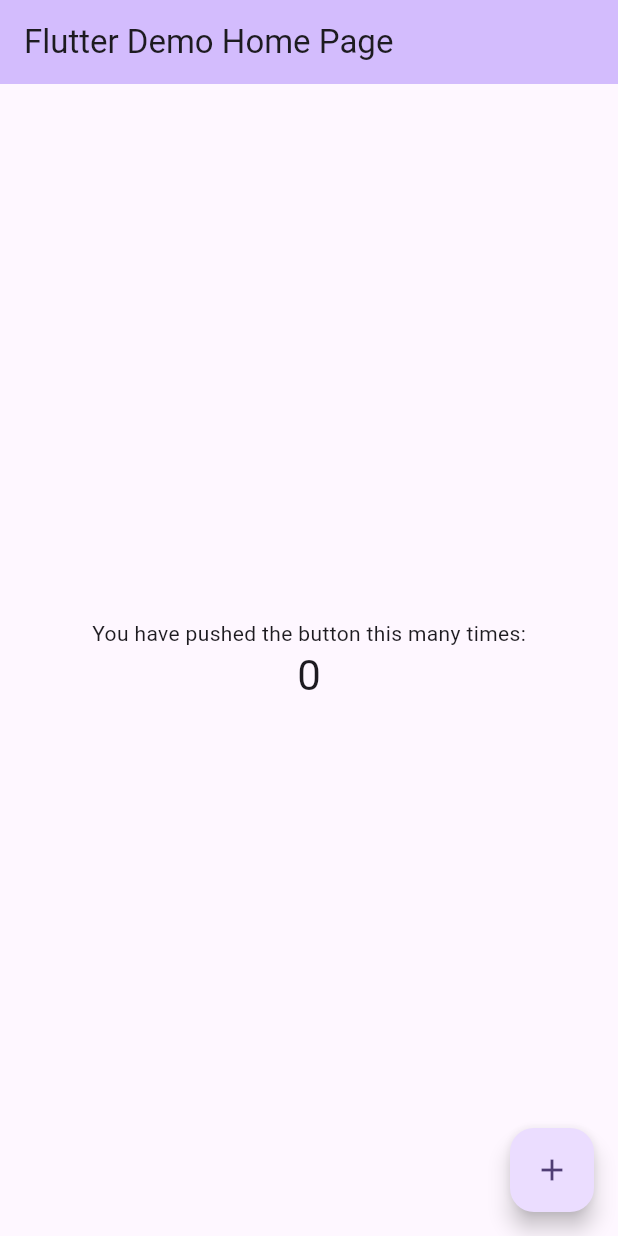
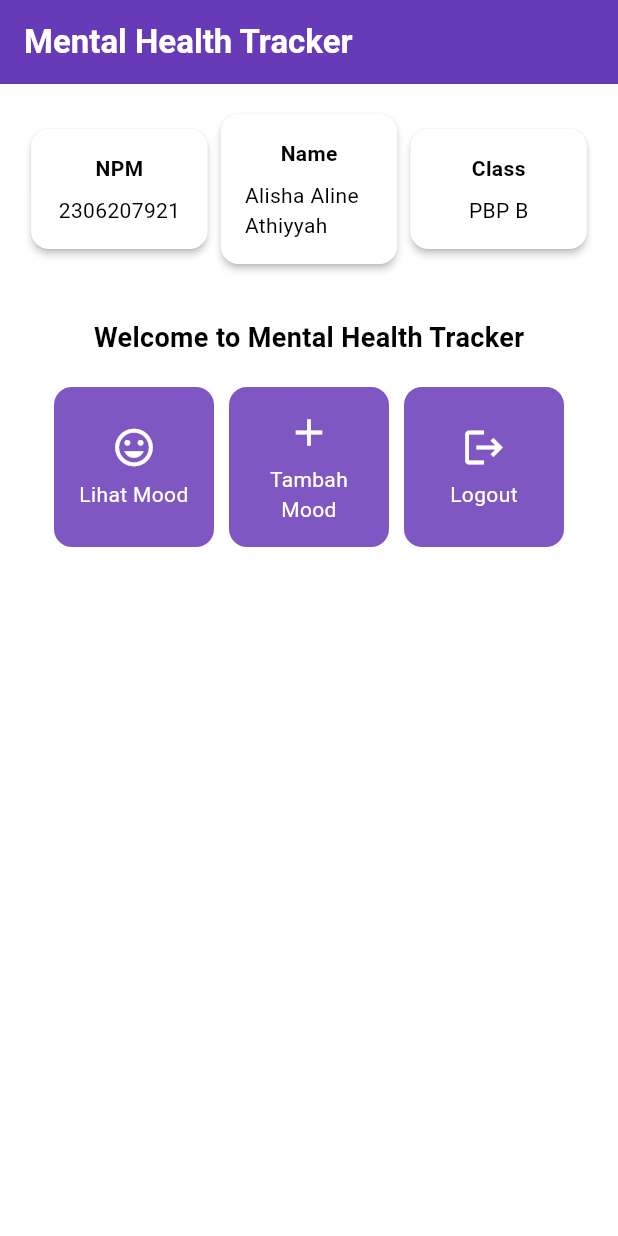
Before and after one commit to alinealisha/mental-health-tracker-mobile, a Flutter app: the screen it shows after launch, on a phone screen of 412 x 824 dp. Run offline on Flutter 3.47's test engine with Material 3 defaults, Android fonts, the phone set to English and light mode, and no system bars.

Commit message:
Tutorial 6

```diff
--- a/lib/main.dart
+++ b/lib/main.dart
@@ -1,4 +1,5 @@
 import 'package:flutter/material.dart';
+import 'package:mental_health_tracker/menu.dart';
 
 void main() {
   runApp(const MyApp());
@@ -28,98 +29,12 @@ class MyApp extends StatelessWidget {
         //
         // This works for code too, not just values: Most code changes can be
         // tested with just a hot reload.
-        colorScheme: ColorScheme.fromSeed(seedColor: Colors.deepPurple),
+         colorScheme: ColorScheme.fromSwatch(
+              primarySwatch: Colors.deepPurple,
+        ).copyWith(secondary: Colors.deepPurple[400]),
         useMaterial3: true,
       ),
-      home: const MyHomePage(title: 'Flutter Demo Home Page'),
+      home: MyHomePage(),
     );
   }
 }
-
-class MyHomePage extends StatefulWidget {
-  const MyHomePage({super.key, required this.title});
-
-  // This widget is the home page of your application. It is stateful, meaning
-  // that it has a State object (defined below) that contains fields that affect
-  // how it looks.
-
-  // This class is the configuration for the state. It holds the values (in this
-  // case the title) provided by the parent (in this case the App widget) and
-  // used by the build method of the State. Fields in a Widget subclass are
-  // always marked "final".
-
-  final String title;
-
-  @override
-  State<MyHomePage> createState() => _MyHomePageState();
-}
-
-class _MyHomePageState extends State<MyHomePage> {
-  int _counter = 0;
-
-  void _incrementCounter() {
-    setState(() {
-      // This call to setState tells the Flutter framework that something has
-      // changed in this State, which causes it to rerun the build method below
-      // so that the display can reflect the updated values. If we changed
-      // _counter without calling setState(), then the build method would not be
-      // called again, and so nothing would appear to happen.
-      _counter++;
-    });
-  }
-
-  @override
-  Widget build(BuildContext context) {
-    // This method is rerun every time setState is called, for instance as done
-    // by the _incrementCounter method above.
-    //
-    // The Flutter framework has been optimized to make rerunning build methods
-    // fast, so that you can just rebuild anything that needs updating rather
-    // than having to individually change instances of widgets.
-    return Scaffold(
-      appBar: AppBar(
-        // TRY THIS: Try changing the color here to a specific color (to
-        // Colors.amber, perhaps?) and trigger a hot reload to see the AppBar
-        // change color while the other colors stay the same.
-        backgroundColor: Theme.of(context).colorScheme.inversePrimary,
-        // Here we take the value from the MyHomePage object that was created by
-        // the App.build method, and use it to set our appbar title.
-        title: Text(widget.title),
-      ),
-      body: Center(
-        // Center is a layout widget. It takes a single child and positions it
-        // in the middle of the parent.
-        child: Column(
-          // Column is also a layout widget. It takes a list of children and
-          // arranges them vertically. By default, it sizes itself to fit its
-          // children horizontally, and tries to be as tall as its parent.
-          //
-          // Column has various properties to control how it sizes itself and
-          // how it positions its children. Here we use mainAxisAlignment to
-          // center the children vertically; the main axis here is the vertical
-          // axis because Columns are vertical (the cross axis would be
-          // horizontal).
-          //
-          // TRY THIS: Invoke "debug painting" (choose the "Toggle Debug Paint"
-          // action in the IDE, or press "p" in the console), to see the
-          // wireframe for each widget.
-          mainAxisAlignment: MainAxisAlignment.center,
-          children: <Widget>[
-            const Text(
-              'You have pushed the button this many times:',
-            ),
-            Text(
-              '$_counter',
-              style: Theme.of(context).textTheme.headlineMedium,
-            ),
-          ],
-        ),
-      ),
-      floatingActionButton: FloatingActionButton(
-        onPressed: _incrementCounter,
-        tooltip: 'Increment',
-        child: const Icon(Icons.add),
-      ), // This trailing comma makes auto-formatting nicer for build methods.
-    );
-  }
-}
--- /dev/null
+++ b/lib/menu.dart
@@ -0,0 +1,190 @@
+import 'package:flutter/material.dart';
+
+class MyHomePage extends StatelessWidget {
+  final String npm = '2306207921'; // NPM
+  final String name = 'Alisha Aline Athiyyah'; // Nama
+  final String className = 'PBP B'; // Kelas
+
+  MyHomePage({super.key});
+
+    @override
+    Widget build(BuildContext context) {
+      // Scaffold menyediakan struktur dasar halaman dengan AppBar dan body.
+      return Scaffold(
+        // AppBar adalah bagian atas halaman yang menampilkan judul.
+        appBar: AppBar(
+          // Judul aplikasi "Mental Health Tracker" dengan teks putih dan tebal.
+          title: const Text(
+            'Mental Health Tracker',
+            style: TextStyle(
+              color: Colors.white,
+              fontWeight: FontWeight.bold,
+            ),
+          ),
+          // Warna latar belakang AppBar diambil dari skema warna tema aplikasi.
+          backgroundColor: Theme.of(context).colorScheme.primary,
+        ),
+        // Body halaman dengan padding di sekelilingnya.
+        body: Padding(
+          padding: const EdgeInsets.all(16.0),
+          // Menyusun widget secara vertikal dalam sebuah kolom.
+          child: Column(
+            crossAxisAlignment: CrossAxisAlignment.center,
+            children: [
+              // Row untuk menampilkan 3 InfoCard secara horizontal.
+              Row(
+                mainAxisAlignment: MainAxisAlignment.spaceEvenly,
+                children: [
+                  InfoCard(title: 'NPM', content: npm),
+                  InfoCard(title: 'Name', content: name),
+                  InfoCard(title: 'Class', content: className),
+                ],
+              ),
+
+              // Memberikan jarak vertikal 16 unit.
+              const SizedBox(height: 16.0),
+
+              // Menempatkan widget berikutnya di tengah halaman.
+              Center(
+                child: Column(
+                  // Menyusun teks dan grid item secara vertikal.
+
+                  children: [
+                    // Menampilkan teks sambutan dengan gaya tebal dan ukuran 18.
+                    const Padding(
+                      padding: EdgeInsets.only(top: 16.0),
+                      child: Text(
+                        'Welcome to Mental Health Tracker',
+                        style: TextStyle(
+                          fontWeight: FontWeight.bold,
+                          fontSize: 18.0,
+                        ),
+                      ),
+                    ),
+
+                    // Grid untuk menampilkan ItemCard dalam bentuk grid 3 kolom.
+                    GridView.count(
+                      primary: true,
+                      padding: const EdgeInsets.all(20),
+                      crossAxisSpacing: 10,
+                      mainAxisSpacing: 10,
+                      crossAxisCount: 3,
+                      // Agar grid menyesuaikan tinggi kontennya.
+                      shrinkWrap: true,
+
+                      // Menampilkan ItemCard untuk setiap item dalam list items.
+                      children: items.map((ItemHomepage item) {
+                        return ItemCard(item);
+                      }).toList(),
+                    ),
+                  ],
+                ),
+              ),
+            ],
+          ),
+        ),
+      );
+    }
+
+  final List<ItemHomepage> items = [
+         ItemHomepage("Lihat Mood", Icons.mood),
+         ItemHomepage("Tambah Mood", Icons.add),
+         ItemHomepage("Logout", Icons.logout),
+     ];
+}
+
+
+class InfoCard extends StatelessWidget {
+  // Kartu informasi yang menampilkan title dan content.
+
+  final String title;  // Judul kartu.
+  final String content;  // Isi kartu.
+
+  const InfoCard({super.key, required this.title, required this.content});
+
+  @override
+  Widget build(BuildContext context) {
+    return Card(
+      // Membuat kotak kartu dengan bayangan dibawahnya.
+      elevation: 2.0,
+      child: Container(
+        // Mengatur ukuran dan jarak di dalam kartu.
+        width: MediaQuery.of(context).size.width / 3.5, // menyesuaikan dengan lebar device yang digunakan.
+        padding: const EdgeInsets.all(16.0),
+        // Menyusun title dan content secara vertikal.
+        child: Column(
+          children: [
+            Text(
+              title,
+              style: const TextStyle(fontWeight: FontWeight.bold),
+            ),
+            const SizedBox(height: 8.0),
+            Text(content),
+          ],
+        ),
+      ),
+    );
+  }
+}
+
+class ItemHomepage {
+     final String name;
+     final IconData icon;
+
+     ItemHomepage(this.name, this.icon);
+}
+
+
+class ItemCard extends StatelessWidget {
+  // Menampilkan kartu dengan ikon dan nama.
+
+  final ItemHomepage item;
+
+  const ItemCard(this.item, {super.key});
+
+  @override
+  Widget build(BuildContext context) {
+    return Material(
+      // Menentukan warna latar belakang dari tema aplikasi.
+      color: Theme.of(context).colorScheme.secondary,
+      // Membuat sudut kartu melengkung.
+      borderRadius: BorderRadius.circular(12),
+
+      child: InkWell(
+        // Aksi ketika kartu ditekan.
+        onTap: () {
+          // Menampilkan pesan SnackBar saat kartu ditekan.
+          ScaffoldMessenger.of(context)
+            ..hideCurrentSnackBar()
+            ..showSnackBar(
+              SnackBar(content: Text("Kamu telah menekan tombol ${item.name}!"))
+            );
+        },
+        // Container untuk menyimpan Icon dan Text
+        child: Container(
+          padding: const EdgeInsets.all(8),
+          child: Center(
+            child: Column(
+              // Menyusun ikon dan teks di tengah kartu.
+              mainAxisAlignment: MainAxisAlignment.center,
+              children: [
+                Icon(
+                  item.icon,
+                  color: Colors.white,
+                  size: 30.0,
+                ),
+                const Padding(padding: EdgeInsets.all(3)),
+                Text(
+                  item.name,
+                  textAlign: TextAlign.center,
+                  style: const TextStyle(color: Colors.white),
+                ),
+              ],
+            ),
+          ),
+        ),
+      ),
+    );
+  }
+
+}
```
